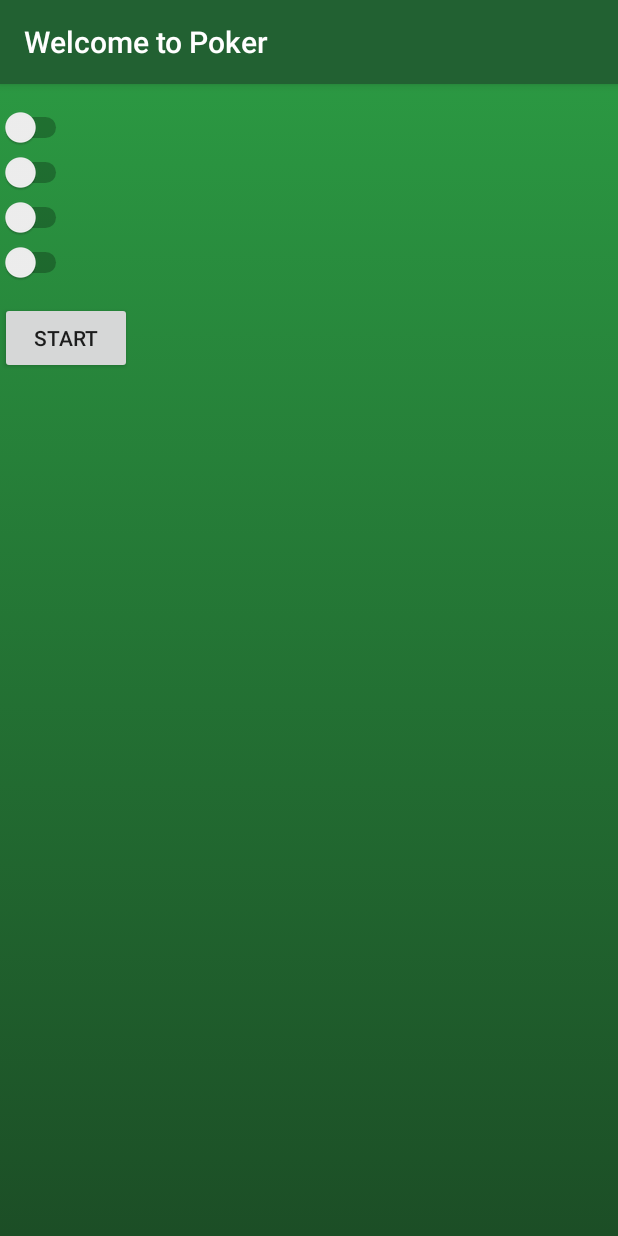
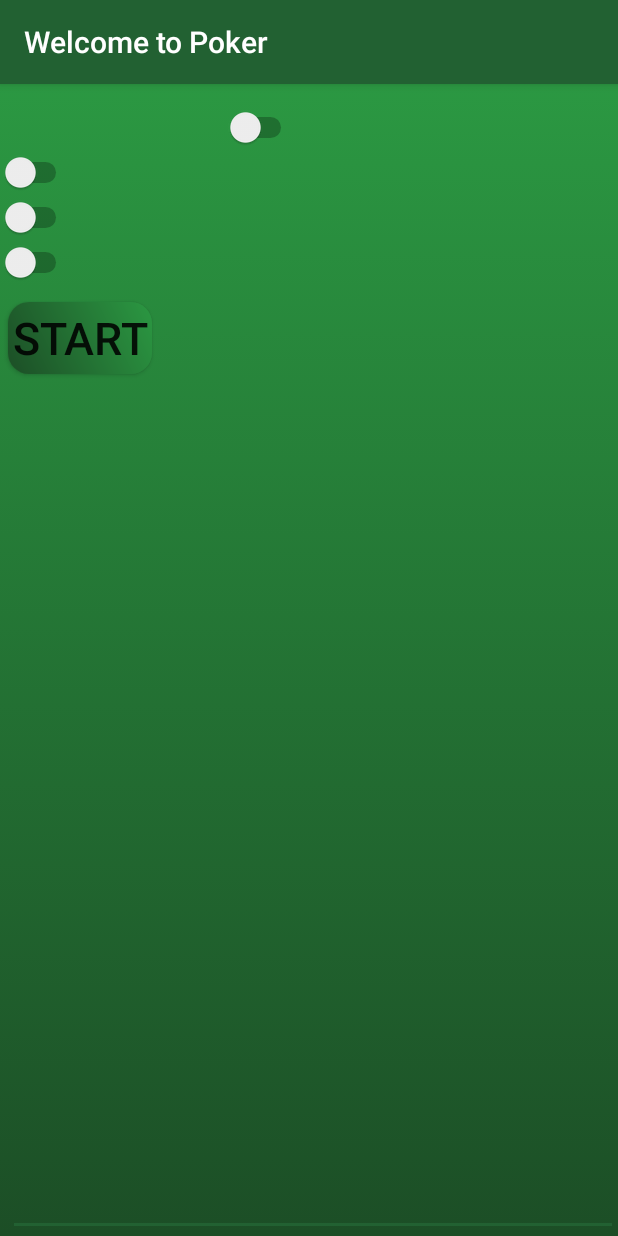
Before and after one commit to SkinnyPigeon/Android_Poker, an Android app: the screen it shows after launch (MainActivity), on a phone screen of 412 x 824 dp. Run offline under Robolectric (Android 15) with nearby library versions, the phone set to English and light mode, and no system bars.

Commit message:
all buttons have been targetted, cannot get the edittext fields where I want them. will try to get the switches targeted

```diff
--- a/app/src/main/res/layout/activity_main.xml
+++ b/app/src/main/res/layout/activity_main.xml
@@ -4,10 +4,18 @@
     android:background="@drawable/gradient"
     >
 
+    <EditText
+        android:layout_width="match_parent"
+        android:layout_height="match_parent"
+        android:layout_marginLeft="5dp"
+        android:layout_marginTop="15dp"
+        android:inputType="textPersonName"/>
+
     <Switch
         android:layout_width="wrap_content"
         android:layout_height="wrap_content"
         android:id="@+id/p_one_toggle"
+        android:layout_marginLeft="150dp"
         android:layout_marginTop="15dp"/>
 
     <Switch
@@ -33,11 +41,10 @@
         android:layout_height="wrap_content"
         android:text="@string/start"
         android:id="@+id/start"
-        android:layout_marginTop="145dp"/>
-
-
-
-
+        android:layout_marginLeft="5dp"
+        android:layout_marginTop="145dp"
+        android:textSize="30dp"
+        android:background="@drawable/buttonshape"/>
 
 
     <Button
```
